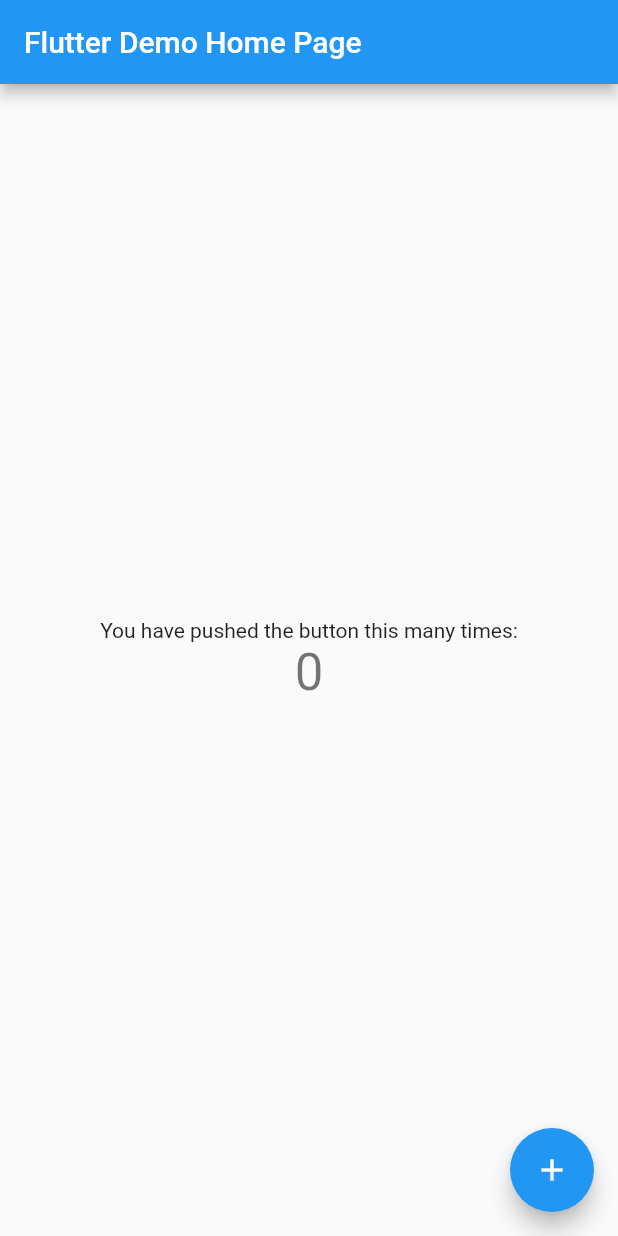
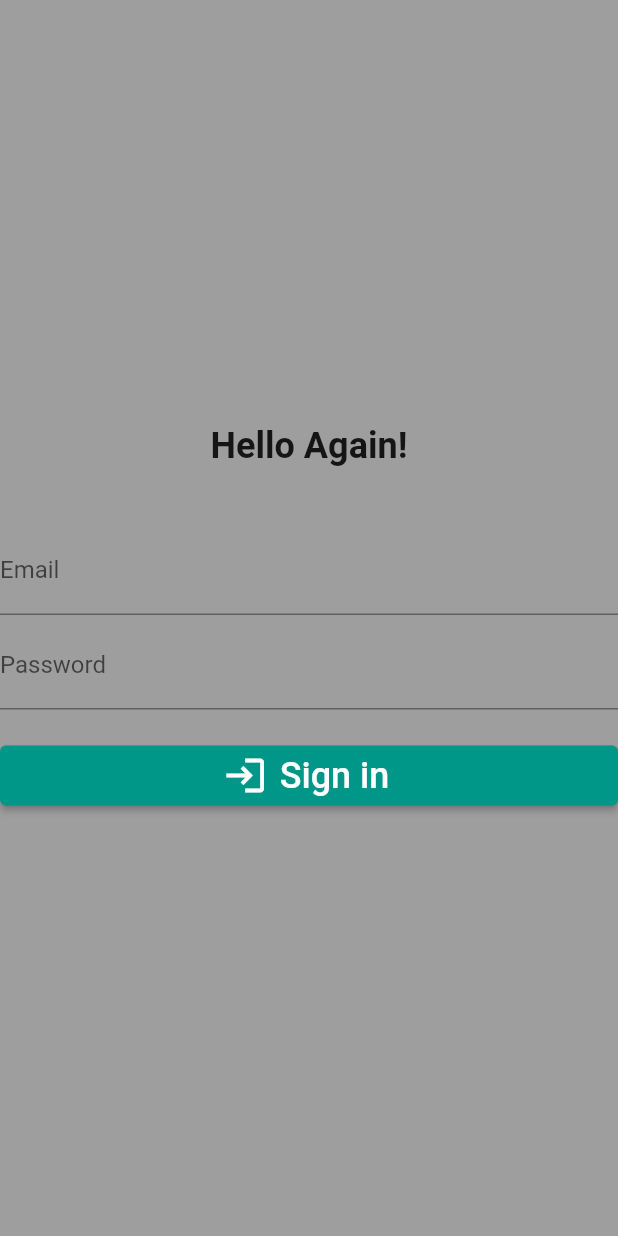
Before and after one commit to BeastformZK/final_project_mobprog, a Flutter app: the screen it shows after launch, on a phone screen of 412 x 824 dp. Run offline on Flutter 3.47's test engine with Material 2 defaults, Android fonts, the phone set to English and light mode, and no system bars; our stand-ins replace firebase_core; accounts and stored records are empty.

```diff
--- /dev/null
+++ b/lib/Screens/login_screen.dart
@@ -0,0 +1,63 @@
+import 'package:flutter/material.dart';
+
+class LoginWidget extends StatefulWidget {
+  const LoginWidget({Key? key}) : super(key: key);
+
+  @override
+  State<LoginWidget> createState() => _LoginWidgetState();
+}
+
+class _LoginWidgetState extends State<LoginWidget> {
+  final emailController = TextEditingController();
+  final passwordController = TextEditingController();
+
+  @override
+  void dispose() {
+    emailController.dispose();
+    passwordController.dispose();
+    super.dispose();
+  }
+
+  @override
+  Widget build(BuildContext context) {
+    return Scaffold(
+        backgroundColor: Colors.grey,
+        body: SafeArea(
+            child: Center(
+          child: Column(
+            mainAxisAlignment: MainAxisAlignment.center,
+            children: [
+              const Text(
+                'Hello Again!',
+                style: TextStyle(fontWeight: FontWeight.bold, fontSize: 24),
+              ),
+              const SizedBox(height: 40),
+              TextFormField(
+                controller: emailController,
+                textInputAction: TextInputAction.next,
+                decoration: const InputDecoration(labelText: 'Email'),
+              ),
+              const SizedBox(height: 4),
+              TextFormField(
+                controller: passwordController,
+                textInputAction: TextInputAction.done,
+                decoration: const InputDecoration(labelText: 'Password'),
+                obscureText: true,
+              ),
+              const SizedBox(height: 20),
+              ElevatedButton.icon(
+                style: ElevatedButton.styleFrom(
+                  minimumSize: const Size.fromHeight(40),
+                ),
+                icon: const Icon(Icons.login, size: 30),
+                label: const Text(
+                  'Sign in',
+                  style: TextStyle(fontSize: 24),
+                ),
+                onPressed: () {},
+              )
+            ],
+          ),
+        )));
+  }
+}
--- a/lib/main.dart
+++ b/lib/main.dart
@@ -1,5 +1,6 @@
 import 'package:firebase_core/firebase_core.dart';
 import 'package:flutter/material.dart';
+import 'Screens/login_screen.dart';
 
 Future main() async {
   WidgetsFlutterBinding.ensureInitialized();
@@ -16,103 +17,16 @@ class MyApp extends StatelessWidget {
     return MaterialApp(
       title: 'Flutter Demo',
       theme: ThemeData(
-        // This is the theme of your application.
-        //
-        // Try running your application with "flutter run". You'll see the
-        // application has a blue toolbar. Then, without quitting the app, try
-        // changing the primarySwatch below to Colors.green and then invoke
-        // "hot reload" (press "r" in the console where you ran "flutter run",
-        // or simply save your changes to "hot reload" in a Flutter IDE).
-        // Notice that the counter didn't reset back to zero; the application
-        // is not restarted.
-        primarySwatch: Colors.blue,
+        primarySwatch: Colors.teal,
       ),
-      home: const MyHomePage(title: 'Flutter Demo Home Page'),
+      home: const MainPage(),
     );
   }
 }
 
-class MyHomePage extends StatefulWidget {
-  const MyHomePage({super.key, required this.title});
-
-  // This widget is the home page of your application. It is stateful, meaning
-  // that it has a State object (defined below) that contains fields that affect
-  // how it looks.
-
-  // This class is the configuration for the state. It holds the values (in this
-  // case the title) provided by the parent (in this case the App widget) and
-  // used by the build method of the State. Fields in a Widget subclass are
-  // always marked "final".
-
-  final String title;
+class MainPage extends StatelessWidget {
+  const MainPage({super.key});
 
   @override
-  State<MyHomePage> createState() => _MyHomePageState();
+  Widget build(BuildContext context) => const LoginWidget();
 }
-
-class _MyHomePageState extends State<MyHomePage> {
-  int _counter = 0;
-
-  void _incrementCounter() {
-    setState(() {
-      // This call to setState tells the Flutter framework that something has
-      // changed in this State, which causes it to rerun the build method below
-      // so that the display can reflect the updated values. If we changed
-      // _counter without calling setState(), then the build method would not be
-      // called again, and so nothing would appear to happen.
-      _counter++;
-    });
-  }
-
-  @override
-  Widget build(BuildContext context) {
-    // This method is rerun every time setState is called, for instance as done
-    // by the _incrementCounter method above.
-    //
-    // The Flutter framework has been optimized to make rerunning build methods
-    // fast, so that you can just rebuild anything that needs updating rather
-    // than having to individually change instances of widgets.
-    return Scaffold(
-      appBar: AppBar(
-        // Here we take the value from the MyHomePage object that was created by
-        // the App.build method, and use it to set our appbar title.
-        title: Text(widget.title),
-      ),
-      body: Center(
-        // Center is a layout widget. It takes a single child and positions it
-        // in the middle of the parent.
-        child: Column(
-          // Column is also a layout widget. It takes a list of children and
-          // arranges them vertically. By default, it sizes itself to fit its
-          // children horizontally, and tries to be as tall as its parent.
-          //
-          // Invoke "debug painting" (press "p" in the console, choose the
-          // "Toggle Debug Paint" action from the Flutter Inspector in Android
-          // Studio, or the "Toggle Debug Paint" command in Visual Studio Code)
-          // to see the wireframe for each widget.
-          //
-          // Column has various properties to control how it sizes itself and
-          // how it positions its children. Here we use mainAxisAlignment to
-          // center the children vertically; the main axis here is the vertical
-          // axis because Columns are vertical (the cross axis would be
-          // horizontal).
-          mainAxisAlignment: MainAxisAlignment.center,
-          children: <Widget>[
-            const Text(
-              'You have pushed the button this many times:',
-            ),
-            Text(
-              '$_counter',
-              style: Theme.of(context).textTheme.headline4,
-            ),
-          ],
-        ),
-      ),
-      floatingActionButton: FloatingActionButton(
-        onPressed: _incrementCounter,
-        tooltip: 'Increment',
-        child: const Icon(Icons.add),
-      ), // This trailing comma makes auto-formatting nicer for build methods.
-    );
-  }
-}
```
